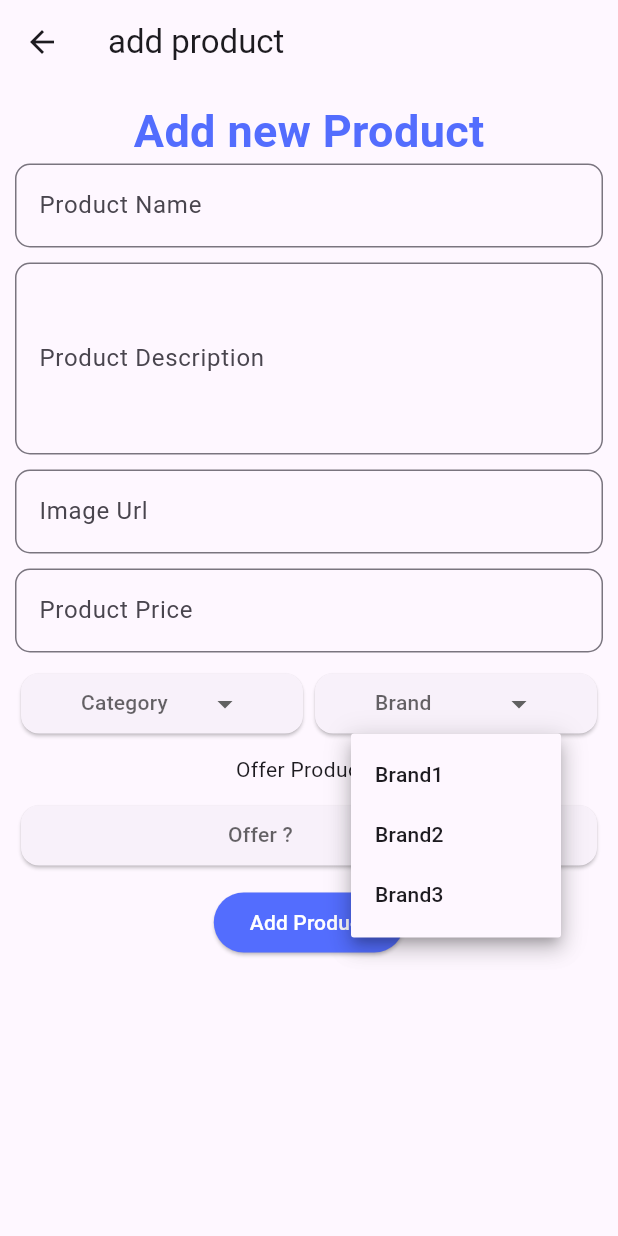
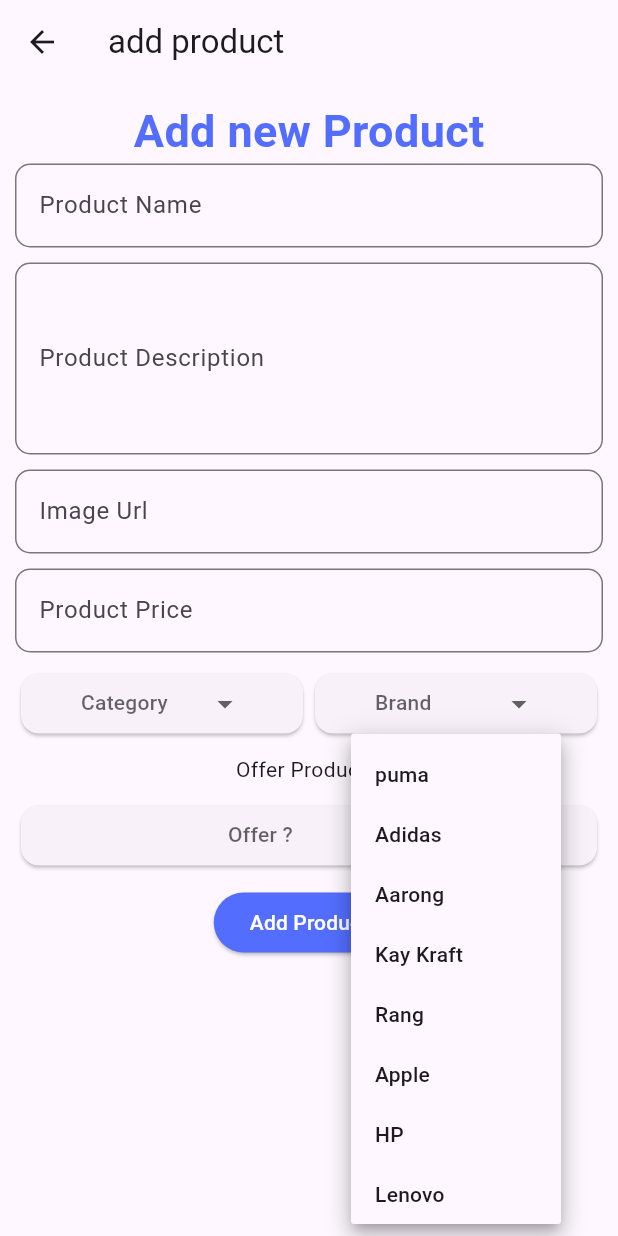
Before and after one commit to MahfuzaRU/flutter-project, a Flutter app: the AddProductPage screen opened directly, after a tap on "Brand", on a phone screen of 412 x 824 dp. Run offline on Flutter 3.47's test engine with Material 3 defaults, Android fonts, the phone set to English and light mode, and no system bars; drawn by our look-alikes of dropdown_button2; our stand-ins replace cloud_firestore, firebase_core, get; accounts and stored records are empty.

Commit message:
add category and brand

```diff
--- a/lib/controller/home_controller.dart
+++ b/lib/controller/home_controller.dart
@@ -9,6 +9,14 @@ class HomeController extends GetxController{
 
   FirebaseFirestore firestore = FirebaseFirestore.instance;
   late CollectionReference productCollection;
+  TextEditingController productNameCtrl = TextEditingController();
+  TextEditingController productDescriptionCtrl = TextEditingController();
+  TextEditingController productImgCtrl = TextEditingController();
+  TextEditingController productPriceCtrl = TextEditingController();
+
+  String category = 'general';
+  String brand = 'un brand';
+  bool offer = false;
 
 
   @override
@@ -25,13 +33,13 @@ class HomeController extends GetxController{
       DocumentReference doc = productCollection.doc();
       Product product = Product(
             id:  doc.id,
-            name: 'test name from flutter',
-            category: 'Boots',
-            description: 'test name from flutter',
-            price: 500,
-            brand: 'Adidas',
-            image: 'img url',
-            offer: true,
+            name: productNameCtrl.text,
+            category: category,
+            description: productDescriptionCtrl.text,
+            price: double.tryParse(productPriceCtrl.text),
+            brand: brand,
+            image: productImgCtrl.text,
+            offer: offer,
 
           );
       final productJson = product.toJson();
--- a/lib/pages/add_product_page.dart
+++ b/lib/pages/add_product_page.dart
@@ -25,7 +25,7 @@ class AddProductPage extends StatelessWidget {
                     color: Colors.indigoAccent,
                     fontWeight: FontWeight.bold),),
                 TextField(
-                  //controller: ctrl.productNameCtrl,
+                  controller: ctrl.productNameCtrl,
                   decoration: InputDecoration(
                       border: OutlineInputBorder(
                           borderRadius: BorderRadius.circular(10)
@@ -36,7 +36,7 @@ class AddProductPage extends StatelessWidget {
                 ),
                 SizedBox(height: 10),
                 TextField(
-                  //controller: ctrl.productDescriptionCtrl,
+                  controller: ctrl.productDescriptionCtrl,
                   decoration: InputDecoration(
                       border: OutlineInputBorder(
                           borderRadius: BorderRadius.circular(10)
@@ -48,7 +48,7 @@ class AddProductPage extends StatelessWidget {
                 ),
                 SizedBox(height: 10),
                 TextField(
-                  //controller: ctrl.productImgCtrl,
+                  controller: ctrl.productImgCtrl,
                   decoration: InputDecoration(
                       border: OutlineInputBorder(
                           borderRadius: BorderRadius.circular(10)
@@ -59,7 +59,7 @@ class AddProductPage extends StatelessWidget {
                 ),
                 SizedBox(height: 10),
                 TextField(
-                  //controller: ctrl.productPriceCtrl,
+                  controller: ctrl.productPriceCtrl,
                   decoration: InputDecoration(
                       border: OutlineInputBorder(
                           borderRadius: BorderRadius.circular(10)
@@ -72,16 +72,18 @@ class AddProductPage extends StatelessWidget {
                 Row(
                   children: [
                     Flexible(child: DropDownBtn(
-                      items: ['Cat1', 'Cat2', 'Cat3'],
+                      items: ['Boots', 'Fashion', 'Laptop', 'Electronics', 'shoes', 'Bags'],
                       selectedItemText: 'Category',
                       onSelected: (selectedValue) {
-                        print(selectedValue);
+                      ctrl.category = selectedValue ?? 'general';
                       },)),
                     Flexible(child: DropDownBtn(
-                      items: ['Brand1', 'Brand2', 'Brand3'],
+                      items: ['puma', 'Adidas', 'Aarong',
+                        'Kay Kraft', 'Rang', 'Apple', 'HP',
+                        'Lenovo', 'Gucci', 'Louis Vuitton', 'Bata'],
                       selectedItemText: 'Brand',
                       onSelected: (selectedValue) {
-                        print(selectedValue);
+                        ctrl.brand = selectedValue ?? 'un branded';
                       },)),
                   ],
                 ),
@@ -92,7 +94,7 @@ class AddProductPage extends StatelessWidget {
                   items: ['true', 'False'],
                   selectedItemText: 'Offer ?',
                   onSelected: (selectedValue) {
-                    print(selectedValue);
+                    ctrl.offer = bool.tryParse(selectedValue ?? 'false') ?? false;
                   },),
                 SizedBox(height: 10),
                 ElevatedButton(
```
